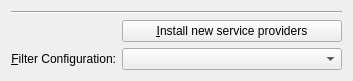
First picture: the form in applet/stopConfigDetails.ui, repository KDE/publictransport, before the edit.
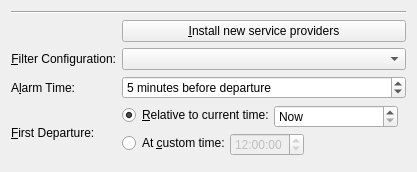
Second picture: the form after the edit. Custom widgets are drawn as their Qt base class.

Diff of the .ui file:
```diff
--- a/applet/stopConfigDetails.ui
+++ b/applet/stopConfigDetails.ui
@@ -6,8 +6,8 @@
    <rect>
     <x>0</x>
     <y>0</y>
-    <width>353</width>
-    <height>68</height>
+    <width>417</width>
+    <height>172</height>
    </rect>
   </property>
   <property name="windowTitle">
@@ -52,6 +52,200 @@
      </property>
     </widget>
    </item>
+   <item row="4" column="0">
+    <widget class="QLabel" name="lblFirstDeparture">
+     <property name="sizePolicy">
+      <sizepolicy hsizetype="Preferred" vsizetype="Expanding">
+       <horstretch>0</horstretch>
+       <verstretch>0</verstretch>
+      </sizepolicy>
+     </property>
+     <property name="text">
+      <string>&amp;First Departure:</string>
+     </property>
+     <property name="buddy">
+      <cstring>firstDepartureUseCurrentTime</cstring>
+     </property>
+    </widget>
+   </item>
+   <item row="3" column="0">
+    <widget class="QLabel" name="lblAlarmTime">
+     <property name="text">
+      <string>A&amp;larm Time:</string>
+     </property>
+     <property name="alignment">
+      <set>Qt::AlignRight|Qt::AlignTrailing|Qt::AlignVCenter</set>
+     </property>
+     <property name="buddy">
+      <cstring>alarmTime</cstring>
+     </property>
+    </widget>
+   </item>
+   <item row="4" column="1">
+    <widget class="QWidget" name="widget" native="true">
+     <layout class="QVBoxLayout" name="verticalLayout">
+      <property name="spacing">
+       <number>0</number>
+      </property>
+      <property name="margin">
+       <number>0</number>
+      </property>
+      <item>
+       <layout class="QFormLayout" name="formLayout_2">
+        <property name="fieldGrowthPolicy">
+         <enum>QFormLayout::ExpandingFieldsGrow</enum>
+        </property>
+        <property name="rowWrapPolicy">
+         <enum>QFormLayout::WrapLongRows</enum>
+        </property>
+        <property name="horizontalSpacing">
+         <number>-1</number>
+        </property>
+        <property name="verticalSpacing">
+         <number>0</number>
+        </property>
+        <property name="leftMargin">
+         <number>0</number>
+        </property>
+        <property name="topMargin">
+         <number>0</number>
+        </property>
+        <item row="0" column="0">
+         <widget class="QRadioButton" name="firstDepartureUseCurrentTime">
+          <property name="sizePolicy">
+           <sizepolicy hsizetype="Preferred" vsizetype="Fixed">
+            <horstretch>0</horstretch>
+            <verstretch>0</verstretch>
+           </sizepolicy>
+          </property>
+          <property name="text">
+           <string>&amp;Relative to current time:</string>
+          </property>
+          <property name="checked">
+           <bool>true</bool>
+          </property>
+         </widget>
+        </item>
+        <item row="0" column="1">
+         <widget class="QSpinBox" name="timeOfFirstDeparture">
+          <property name="sizePolicy">
+           <sizepolicy hsizetype="Maximum" vsizetype="Fixed">
+            <horstretch>0</horstretch>
+            <verstretch>0</verstretch>
+           </sizepolicy>
+          </property>
+          <property name="whatsThis">
+           <string>Here you can set the starting time of the departure list. No earlier departures will be shown.</string>
+          </property>
+          <property name="specialValueText">
+           <string>Now</string>
+          </property>
+          <property name="suffix">
+           <string> minutes</string>
+          </property>
+          <property name="prefix">
+           <string>Now + </string>
+          </property>
+         </widget>
+        </item>
+       </layout>
+      </item>
+      <item>
+       <layout class="QFormLayout" name="formLayout_3">
+        <property name="rowWrapPolicy">
+         <enum>QFormLayout::WrapLongRows</enum>
+        </property>
+        <property name="horizontalSpacing">
+         <number>-1</number>
+        </property>
+        <property name="verticalSpacing">
+         <number>0</number>
+        </property>
+        <property name="leftMargin">
+         <number>0</number>
+        </property>
+        <property name="topMargin">
+         <number>0</number>
+        </property>
+        <item row="1" column="1">
+         <widget class="QTimeEdit" name="timeOfFirstDepartureCustom">
+          <property name="enabled">
+           <bool>false</bool>
+          </property>
+          <property name="sizePolicy">
+           <sizepolicy hsizetype="Maximum" vsizetype="Fixed">
+            <horstretch>0</horstretch>
+            <verstretch>0</verstretch>
+           </sizepolicy>
+          </property>
+          <property name="time">
+           <time>
+            <hour>12</hour>
+            <minute>0</minute>
+            <second>0</second>
+           </time>
+          </property>
+         </widget>
+        </item>
+        <item row="1" column="0">
+         <widget class="QRadioButton" name="firstDepartureUseCustomTime">
+          <property name="sizePolicy">
+           <sizepolicy hsizetype="Preferred" vsizetype="Fixed">
+            <horstretch>0</horstretch>
+            <verstretch>0</verstretch>
+           </sizepolicy>
+          </property>
+          <property name="layoutDirection">
+           <enum>Qt::LeftToRight</enum>
+          </property>
+          <property name="text">
+           <string>At &amp;custom time:</string>
+          </property>
+          <property name="checked">
+           <bool>false</bool>
+          </property>
+         </widget>
+        </item>
+       </layout>
+      </item>
+     </layout>
+    </widget>
+   </item>
+   <item row="3" column="1">
+    <widget class="QSpinBox" name="alarmTime">
+     <property name="sizePolicy">
+      <sizepolicy hsizetype="Preferred" vsizetype="Fixed">
+       <horstretch>0</horstretch>
+       <verstretch>0</verstretch>
+      </sizepolicy>
+     </property>
+     <property name="minimumSize">
+      <size>
+       <width>185</width>
+       <height>0</height>
+      </size>
+     </property>
+     <property name="whatsThis">
+      <string>Alarms can be set for specific departures / arrivals through the context menu. The alarm will be shown as notification.
+Here you can set when the alarm should be fired, relative to the departure / arrival time.</string>
+     </property>
+     <property name="specialValueText">
+      <string>On depart</string>
+     </property>
+     <property name="suffix">
+      <string> minutes before departure</string>
+     </property>
+     <property name="prefix">
+      <string/>
+     </property>
+     <property name="maximum">
+      <number>255</number>
+     </property>
+     <property name="value">
+      <number>5</number>
+     </property>
+    </widget>
+   </item>
   </layout>
  </widget>
  <customwidgets>
```
